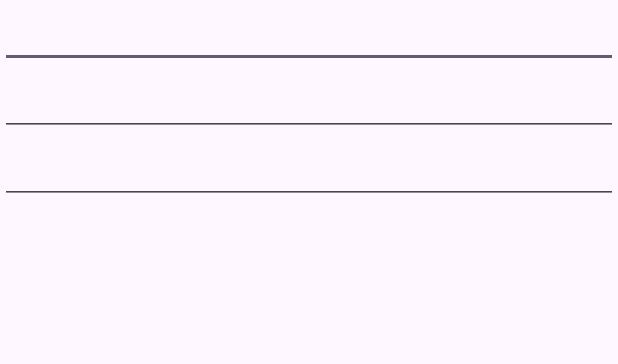
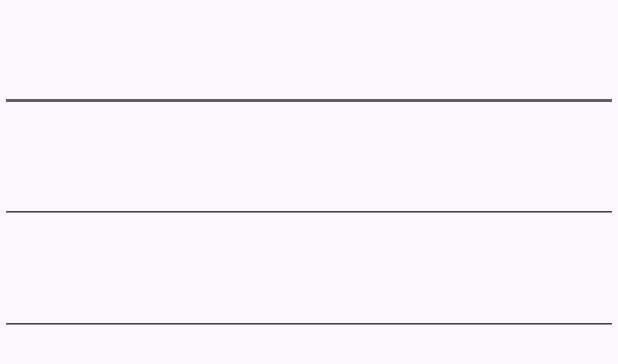
Before and after one commit to minhquanBr2/HCMUS-mobiledev-intents, an Android app: the layout activity_main.xml on its own in the app's theme, with its tools: preview values and no code run, on a phone screen of 412 x 824 dp. Shown: the top 364 px of the screen. Run offline under Robolectric (Android 15) with nearby library versions, the phone set to English and light mode, and no system bars.

```diff
--- a/app/src/main/res/layout/activity_main.xml
+++ b/app/src/main/res/layout/activity_main.xml
@@ -9,24 +9,27 @@
 
     <EditText
         android:layout_width="match_parent"
-        android:layout_height="wrap_content"
+        android:layout_height="0dp"
+        android:layout_weight="1"
         android:id="@+id/editText1"/>
 
     <EditText
         android:layout_width="match_parent"
-        android:layout_height="wrap_content"
+        android:layout_height="0dp"
+        android:layout_weight="1"
         android:id="@+id/editText2"/>
 
     <EditText
         android:layout_width="match_parent"
-        android:layout_height="wrap_content"
+        android:layout_height="0dp"
+        android:layout_weight="1"
         android:id="@+id/editText3"/>
 
-    <GridLayout
+    <LinearLayout
         android:layout_width="match_parent"
-        android:layout_height="match_parent"
-        android:id="@+id/grid"
-        android:columnCount="3"
-        android:rowCount="4"/>
+        android:layout_height="0dp"
+        android:layout_weight="8"
+        android:orientation="vertical"
+        android:id="@+id/grid"/>
 
 </LinearLayout>
```
Also changed, not shown: app/src/main/java/com/example/common_intents/MainActivity.java (+24 -14 lines).
